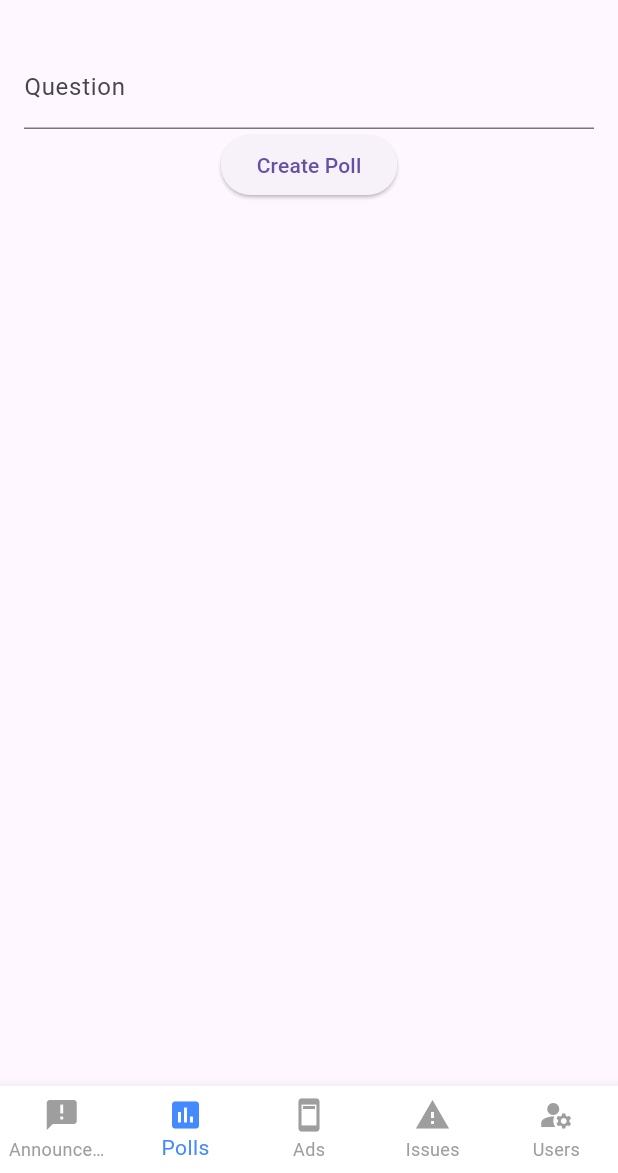
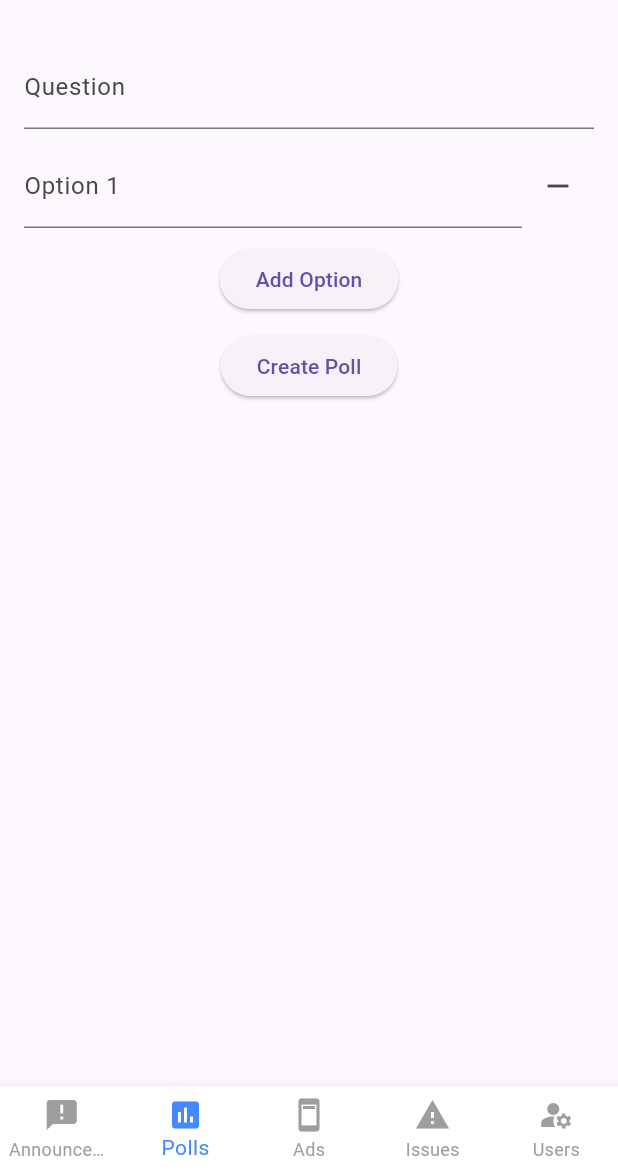
Before and after one commit to AF-MAHMOU/MadinatyConnect---Civic-App--Flutter-, a Flutter app: the AdminDashboard screen opened directly, item 2 of the bottom bar chosen, on a phone screen of 412 x 824 dp, the part 63-1236 px from its top. Run offline on Flutter 3.47's test engine with Material 3 defaults, Android fonts, the phone set to English and light mode, and no system bars; our stand-ins replace cloud_firestore, firebase_auth, firebase_core, firebase_messaging, firebase_storage, flutter_map and 2 more; accounts and stored records are empty.

Commit message:
polls updated

```diff
--- a/lib/screens/government/admin_dashboard.dart
+++ b/lib/screens/government/admin_dashboard.dart
@@ -12,7 +12,7 @@ class _AdminDashboardState extends State<AdminDashboard> {
   int _currentTab = 0;
   final List<Widget> _tabs = [
     _AnnouncementsTab(),
-    _PollsTab(),
+    _PollsTab(),  // Add the PollsTab here
     _AdsApprovalTab(),
     _IssuesTab(),
     _UserManagementTab(), // New tab
@@ -66,6 +66,7 @@ class _AdminDashboardState extends State<AdminDashboard> {
     );
   }
 }
+
 
 class _AnnouncementsTab extends StatelessWidget {
   final TextEditingController _titleController = TextEditingController();
@@ -122,8 +123,75 @@ class _AnnouncementsTab extends StatelessWidget {
   }
 }
 
-class _PollsTab extends StatelessWidget {
+class _PollsTab extends StatefulWidget {
+  @override
+  _PollsTabState createState() => _PollsTabState();
+}
+
+class _PollsTabState extends State<_PollsTab> {
   final TextEditingController _questionController = TextEditingController();
+  final List<TextEditingController> _optionControllers = [];
+  final List<String> _options = [];
+
+  @override
+  void initState() {
+    super.initState();
+    _addNewOptionField();  // Start with one option field.
+  }
+
+  // Function to add a new option field
+  void _addNewOptionField() {
+    final optionController = TextEditingController();
+    _optionControllers.add(optionController);
+    setState(() {});
+  }
+
+  // Function to remove an option field
+  void _removeOptionField(int index) {
+    _optionControllers.removeAt(index);
+    setState(() {});
+  }
+
+  // Function to submit the poll
+  void _submitPoll() async {
+    if (_questionController.text.isEmpty || _options.isEmpty) {
+      ScaffoldMessenger.of(context).showSnackBar(SnackBar(
+          content: Text('Please provide a question and at least one option')));
+      return;
+    }
+
+    // Prepare the poll data
+    final pollData = {
+      'question': _questionController.text,
+      'options': _options,
+      'endDate': Timestamp.fromDate(
+        DateTime.now().add(Duration(days: 7)), // Poll expires in 7 days
+      ),
+    };
+
+    try {
+      // Add the poll to Firestore
+      await FirebaseFirestore.instance.collection('polls').add(pollData);
+
+      // Clear the form
+      _questionController.clear();
+      _optionControllers.clear();
+      _options.clear();
+      _addNewOptionField();
+
+      // Show success message
+      ScaffoldMessenger.of(context).showSnackBar(SnackBar(
+        content: Text('Poll created successfully'),
+        backgroundColor: Colors.green, // Optional: Make it green for success
+      ));
+    } catch (e) {
+      // Handle errors and show an error message
+      ScaffoldMessenger.of(context).showSnackBar(SnackBar(
+        content: Text('Failed to create poll: $e'),
+        backgroundColor: Colors.red, // Optional: Make it red for errors
+      ));
+    }
+  }
 
   @override
   Widget build(BuildContext context) {
@@ -131,46 +199,70 @@ class _PollsTab extends StatelessWidget {
       padding: const EdgeInsets.all(16.0),
       child: Column(
         children: [
+          // Question input field
           TextField(
             controller: _questionController,
             decoration: InputDecoration(labelText: 'Question'),
           ),
+          SizedBox(height: 10),
+
+          // Dynamic option input fields
+          Column(
+            children: _optionControllers.map((controller) {
+              int index = _optionControllers.indexOf(controller);
+              return Row(
+                children: [
+                  // Option input field
+                  Expanded(
+                    child: TextField(
+                      controller: controller,
+                      decoration: InputDecoration(labelText: 'Option ${index + 1}'),
+                      onChanged: (value) {
+                        // Update the options list as the user types
+                        if (value.isEmpty) {
+                          _options.removeAt(index);
+                        } else {
+                          if (index >= _options.length) {
+                            _options.add(value);
+                          } else {
+                            _options[index] = value;
+                          }
+                        }
+                      },
+                    ),
+                  ),
+                  // Remove option button
+                  IconButton(
+                    icon: Icon(Icons.remove),
+                    onPressed: () => _removeOptionField(index),
+                  ),
+                ],
+              );
+            }).toList(),
+          ),
+
+          SizedBox(height: 10),
+
+          // Button to add new option field
           ElevatedButton(
-            onPressed: () async {
-              await FirebaseFirestore.instance.collection('polls').add({
-                'question': _questionController.text,
-                'options': ['Yes', 'No'],
-                'endDate': Timestamp.fromDate(
-                  DateTime.now().add(Duration(days: 7)),
-                ),
-              });
-            },
+            onPressed: _addNewOptionField,
+            child: Text('Add Option'),
+          ),
+
+          SizedBox(height: 10),
+
+          // Button to submit the poll
+          ElevatedButton(
+            onPressed: _submitPoll,
             child: Text('Create Poll'),
-          ),
-          Expanded(
-            child: StreamBuilder<QuerySnapshot>(
-              stream:
-                  FirebaseFirestore.instance.collection('polls').snapshots(),
-              builder: (context, snapshot) {
-                if (!snapshot.hasData) return CircularProgressIndicator();
-                return ListView.builder(
-                  itemCount: snapshot.data!.docs.length,
-                  itemBuilder: (context, index) {
-                    var poll = snapshot.data!.docs[index];
-                    return ListTile(
-                      title: Text(poll['question']),
-                      subtitle: Text('Options: ${poll['options'].join(', ')}'),
-                    );
-                  },
-                );
-              },
-            ),
           ),
         ],
       ),
     );
   }
 }
+
+
 
 class _AdsApprovalTab extends StatelessWidget {
   @override
--- a/pubspec.yaml
+++ b/pubspec.yaml
@@ -5,6 +5,7 @@ version: 1.0.0+1
 
 environment:
   sdk: '>=3.7.2 <4.0.0'
+  flutter: '3.29.3'
 
 dependencies:
   flutter:
```
Also changed, not shown: pubspec.lock, 1 other file.
